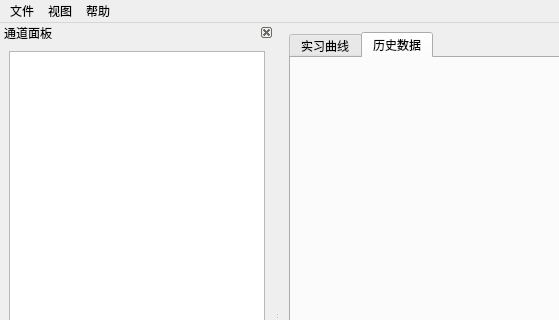
Above: ui/mainwindow.ui from wuhu503/DataMonitor before the change; both pictures show x 0 to 559 and y 0 to 320 of the 960 by 640 pixel window. Below: the same form after it.
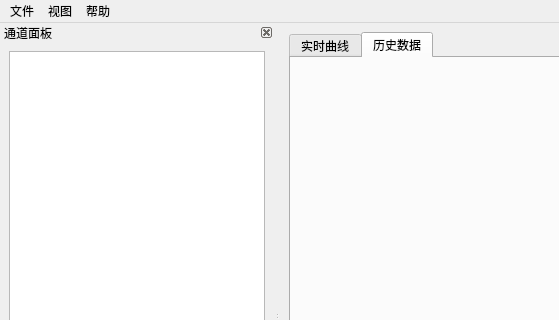
That is the form after the change.

Patch:
```diff
--- a/ui/mainwindow.ui
+++ b/ui/mainwindow.ui
@@ -22,7 +22,7 @@
       </property>
       <widget class="QWidget" name="tab">
        <attribute name="title">
-        <string>实习曲线</string>
+        <string>实时曲线</string>
        </attribute>
       </widget>
       <widget class="QWidget" name="tab_2">
```
